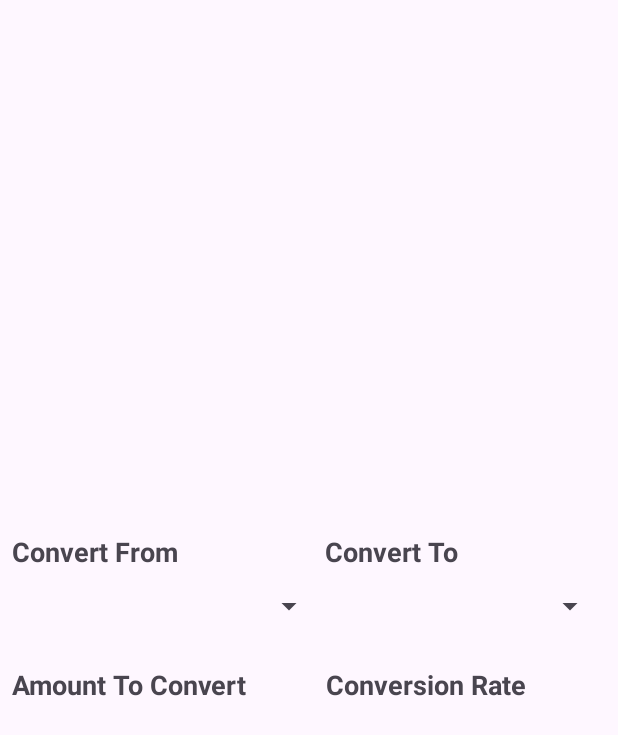
After one commit to coitloz88/3-gu-multi-tab, an Android app: the layout fragment_currency.xml on its own in the app's theme, with its tools: preview values and no code run, on a phone screen of 412 x 824 dp. The commit adds this screen. Shown: the top 735 px of the screen. Run offline under Robolectric (Android 15) with nearby library versions, the phone set to English and light mode, and no system bars.

Commit message:
configure the third tab screen design

```diff
--- /dev/null
+++ b/app/src/main/res/layout/fragment_currency.xml
@@ -0,0 +1,122 @@
+<?xml version="1.0" encoding="utf-8"?>
+<FrameLayout xmlns:android="http://schemas.android.com/apk/res/android"
+    xmlns:app="http://schemas.android.com/apk/res-auto"
+    xmlns:tools="http://schemas.android.com/tools"
+    android:layout_width="match_parent"
+    android:layout_height="match_parent"
+    tools:context=".CurrencyFragment">
+
+    <!-- TODO: Update blank fragment layout -->
+
+    <androidx.constraintlayout.widget.ConstraintLayout
+        android:layout_width="match_parent"
+        android:layout_height="match_parent">
+
+        <LinearLayout
+            android:id="@+id/layout_currency_info"
+            android:layout_width="0dp"
+            android:layout_height="wrap_content"
+            android:layout_marginStart="8dp"
+            android:layout_marginEnd="8dp"
+            android:orientation="vertical"
+            app:layout_constraintBottom_toBottomOf="parent"
+            app:layout_constraintEnd_toEndOf="parent"
+            app:layout_constraintStart_toStartOf="parent"
+            app:layout_constraintTop_toTopOf="parent">
+
+            <LinearLayout
+                android:layout_width="match_parent"
+                android:layout_height="wrap_content"
+                android:layout_weight="1"
+                android:orientation="horizontal"
+                android:baselineAligned="false">
+
+                <LinearLayout
+                    android:layout_width="wrap_content"
+                    android:layout_height="wrap_content"
+                    android:layout_weight="1"
+                    android:orientation="vertical">
+
+                    <TextView
+                        android:id="@+id/tv_convert_from"
+                        android:layout_width="wrap_content"
+                        android:layout_height="wrap_content"
+                        android:text="@string/convert_from"
+                        android:textSize="18sp"
+                        android:textStyle="bold" />
+
+                    <Spinner
+                        android:id="@+id/spinner_from"
+                        android:layout_width="match_parent"
+                        android:layout_height="48dp" />
+                </LinearLayout>
+
+                <LinearLayout
+                    android:layout_width="wrap_content"
+                    android:layout_height="wrap_content"
+                    android:layout_weight="1"
+                    android:orientation="vertical">
+
+                    <TextView
+                        android:id="@+id/tv_convert_to"
+                        android:layout_width="wrap_content"
+                        android:layout_height="wrap_content"
+                        android:text="@string/convert_to"
+                        android:textSize="18sp"
+                        android:textStyle="bold" />
+
+                    <Spinner
+                        android:id="@+id/spinner_to"
+                        android:layout_width="match_parent"
+                        android:layout_height="48dp" />
+                </LinearLayout>
+            </LinearLayout>
+
+            <LinearLayout
+                android:id="@+id/divider"
+                android:layout_width="match_parent"
+                android:layout_height="16dp"
+                android:orientation="horizontal"/>
+
+            <LinearLayout
+                android:layout_width="match_parent"
+                android:layout_height="wrap_content"
+                android:layout_weight="1"
+                android:orientation="horizontal"
+                android:baselineAligned="false">
+
+                <LinearLayout
+                    android:layout_width="wrap_content"
+                    android:layout_height="wrap_content"
+                    android:layout_weight="1"
+                    android:orientation="vertical">
+
+                    <TextView
+                        android:id="@+id/tv_amount"
+                        android:layout_width="wrap_content"
+                        android:layout_height="wrap_content"
+                        android:text="@string/amount_to_convert"
+                        android:textSize="18sp"
+                        android:textStyle="bold" />
+                </LinearLayout>
+
+                <LinearLayout
+                    android:layout_width="wrap_content"
+                    android:layout_height="wrap_content"
+                    android:layout_weight="1"
+                    android:orientation="vertical">
+
+                    <TextView
+                        android:id="@+id/tv_rate"
+                        android:layout_width="wrap_content"
+                        android:layout_height="wrap_content"
+                        android:text="@string/conversion_rate"
+                        android:textSize="18sp"
+                        android:textStyle="bold" />
+                </LinearLayout>
+            </LinearLayout>
+
+        </LinearLayout>
+    </androidx.constraintlayout.widget.ConstraintLayout>
+
+</FrameLayout>
--- a/app/src/main/res/layout/fragment_free.xml
+++ /dev/null
@@ -1,14 +0,0 @@
-<?xml version="1.0" encoding="utf-8"?>
-<FrameLayout xmlns:android="http://schemas.android.com/apk/res/android"
-    xmlns:tools="http://schemas.android.com/tools"
-    android:layout_width="match_parent"
-    android:layout_height="match_parent"
-    tools:context=".FreeFragment">
-
-    <!-- TODO: Update blank fragment layout -->
-    <TextView
-        android:layout_width="match_parent"
-        android:layout_height="match_parent"
-        android:text="free fragment" />
-
-</FrameLayout>
--- /dev/null
+++ b/app/src/main/res/values/currency_code.xml
@@ -0,0 +1,8 @@
+<?xml version="1.0" encoding="utf-8"?>
+<resources>
+    <string-array name="currency_code">
+        <item>usd</item>
+        <item>kpw</item>
+        <item>eur</item>
+    </string-array>
+</resources>
--- a/app/src/main/res/values/strings.xml
+++ b/app/src/main/res/values/strings.xml
@@ -5,4 +5,8 @@
     <string name="free_title">자유</string>
     <!-- TODO: Remove or change this placeholder text -->
     <string name="hello_blank_fragment">Hello blank fragment</string>
+    <string name="convert_from">Convert From</string>
+    <string name="convert_to">Convert To</string>
+    <string name="amount_to_convert">Amount To Convert</string>
+    <string name="conversion_rate">Conversion Rate</string>
 </resources>
```
